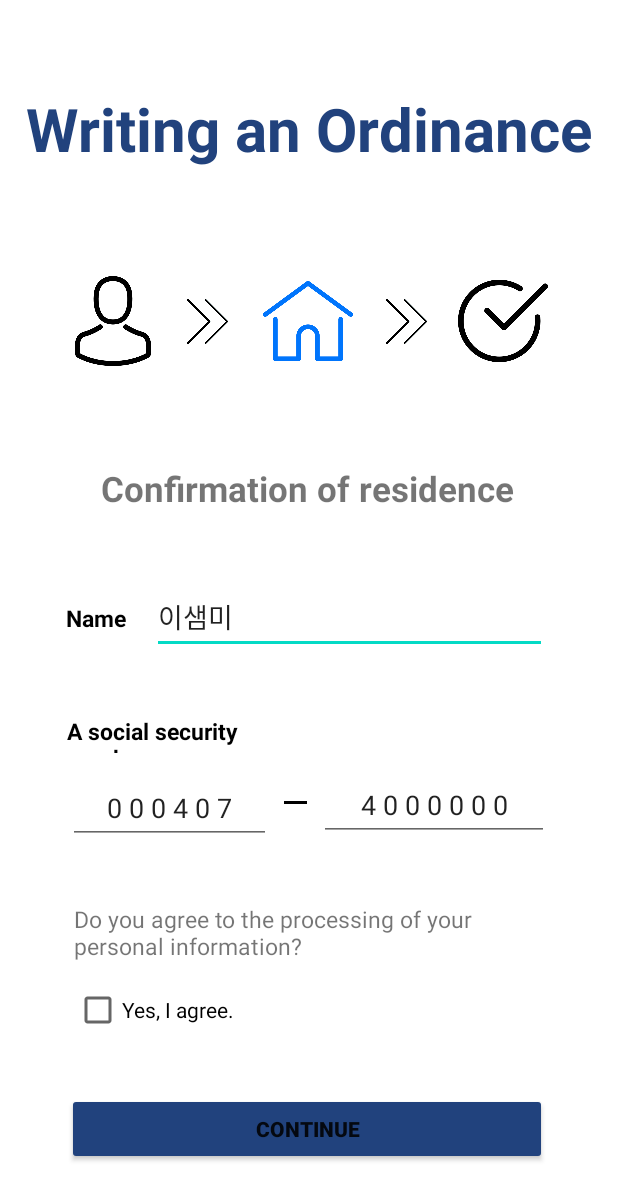
After one commit to saemmilee/Garim, an Android app: the WriteResidenceActivity screen opened directly, with no data from a screen before it, on a phone screen of 412 x 824 dp. The commit adds this screen. Shown: the top 1200 px of the screen. Run offline under Robolectric (Android 15) with nearby library versions, the phone set to English and light mode, and no system bars; 3 statements that could not run were skipped.

Commit message:
add writeOrdinance

```diff
--- a/app/build.gradle
+++ b/app/build.gradle
@@ -9,7 +9,7 @@ android {
 
     defaultConfig {
         applicationId "com.inhatc.garim"
-        minSdkVersion 28
+        minSdkVersion 27
         targetSdkVersion 30
         versionCode 1
         versionName "1.0"
@@ -42,3 +42,7 @@ dependencies {
     //Add LakuePagingButton Library
     implementation 'com.github.lakue119:LakuePagingButton:1.0.0'
 }
+
+task wrapper(type: Wrapper) {
+    gradleVersion = '7.0'
+}
--- a/app/src/main/AndroidManifest.xml
+++ b/app/src/main/AndroidManifest.xml
@@ -22,6 +22,8 @@
         <activity android:name=".MainActivity"></activity>
         <activity android:name=".ElectronicSignatureActivity"></activity>
         <activity android:name=".ApplicationStatusActivity"></activity>
+        <activity android:name=".WriteFidoActivity"></activity>
+        <activity android:name=".WriteResidenceActivity"></activity>
     </application>
 
 </manifest>
--- /dev/null
+++ b/app/src/main/java/com/inhatc/garim/WriteResidenceActivity.java
@@ -0,0 +1,49 @@
+package com.inhatc.garim;
+
+import android.content.Intent;
+import android.os.Bundle;
+import android.view.View;
+import android.widget.Button;
+
+import androidx.fragment.app.FragmentActivity;
+
+public class WriteResidenceActivity extends FragmentActivity {
+
+    @Override
+    protected void onCreate(Bundle savedInstanceState) {
+        super.onCreate(savedInstanceState);
+        setContentView(R.layout.activity_write_residence);
+
+        // Button component
+        Button btnContinue = (Button)findViewById(R.id.btnContinue);
+
+        // WriteFidoActivity에서 보낸 intent를 가져옴
+        Intent get_intent = getIntent();
+
+        // 넘겨온 값
+        String get_radio = get_intent.getExtras().getString("radio");
+        String get_content = get_intent.getExtras().getString("content");
+        String get_reason = get_intent.getExtras().getString("reason");
+
+        // 콘솔 출력
+        System.out.println("WriteResidence_radio: "+ get_radio);
+        System.out.println("WriteResidence_content: " + get_content);
+        System.out.println("WriteResidence_reason: " + get_reason);
+
+        // btnContinue 클릭 이벤트
+        btnContinue.setOnClickListener(new View.OnClickListener() {
+            @Override
+            public void onClick(View view) {
+
+                // btnContinue을 클릭 시, 거주지 인증 진행
+
+                // 거주지 인증 성공
+                // Data 저장
+
+                // 저장
+                // Writer / Data / address1 / address2 / content / reason
+                // certificate / status / term / title / availability
+            }
+        });
+    }
+}
--- /dev/null
+++ b/app/src/main/res/layout/activity_write_residence.xml
@@ -0,0 +1,219 @@
+<?xml version="1.0" encoding="utf-8"?>
+<androidx.constraintlayout.widget.ConstraintLayout xmlns:android="http://schemas.android.com/apk/res/android"
+    xmlns:app="http://schemas.android.com/apk/res-auto"
+    xmlns:tools="http://schemas.android.com/tools"
+    android:layout_width="match_parent"
+    android:layout_height="match_parent"
+    tools:context=".MainActivity">
+
+    <TextView
+        android:id="@+id/textView1"
+        android:layout_width="wrap_content"
+        android:layout_height="wrap_content"
+        android:text="Writing an Ordinance"
+        android:textColor="#21427d"
+        android:textSize="40dp"
+        android:textStyle="bold"
+        app:layout_constraintBottom_toBottomOf="parent"
+        app:layout_constraintEnd_toEndOf="parent"
+        app:layout_constraintStart_toStartOf="parent"
+        app:layout_constraintTop_toTopOf="parent"
+        app:layout_constraintVertical_bias="0.076" />
+
+    <ImageView
+        android:id="@+id/houseimage"
+        android:layout_width="60dp"
+        android:layout_height="60dp"
+        android:src="@drawable/house_color"
+        app:layout_constraintBottom_toBottomOf="parent"
+        app:layout_constraintEnd_toEndOf="parent"
+        app:layout_constraintHorizontal_bias="0.498"
+        app:layout_constraintStart_toStartOf="parent"
+        app:layout_constraintTop_toTopOf="parent"
+        app:layout_constraintVertical_bias="0.241" />
+
+    <ImageView
+        android:id="@+id/checkmarkImage"
+        android:layout_width="60dp"
+        android:layout_height="60dp"
+        android:src="@drawable/checkmark"
+        app:layout_constraintBottom_toBottomOf="parent"
+        app:layout_constraintEnd_toEndOf="parent"
+        app:layout_constraintHorizontal_bias="0.868"
+        app:layout_constraintStart_toStartOf="parent"
+        app:layout_constraintTop_toTopOf="parent"
+        app:layout_constraintVertical_bias="0.241" />
+
+    <ImageView
+        android:id="@+id/arrowsImage1"
+        android:layout_width="30dp"
+        android:layout_height="30dp"
+        android:src="@drawable/two_arrows"
+        app:layout_constraintBottom_toBottomOf="parent"
+        app:layout_constraintEnd_toEndOf="parent"
+        app:layout_constraintHorizontal_bias="0.322"
+        app:layout_constraintStart_toStartOf="parent"
+        app:layout_constraintTop_toTopOf="parent"
+        app:layout_constraintVertical_bias="0.251" />
+
+    <ImageView
+        android:id="@+id/arrowsImage2"
+        android:layout_width="30dp"
+        android:layout_height="30dp"
+        android:src="@drawable/two_arrows"
+        app:layout_constraintBottom_toBottomOf="parent"
+        app:layout_constraintEnd_toEndOf="parent"
+        app:layout_constraintHorizontal_bias="0.671"
+        app:layout_constraintStart_toStartOf="parent"
+        app:layout_constraintTop_toTopOf="parent"
+        app:layout_constraintVertical_bias="0.251" />
+
+    <ImageView
+        android:id="@+id/evatarImage"
+        android:layout_width="60dp"
+        android:layout_height="60dp"
+        android:src="@drawable/avatar"
+        app:layout_constraintBottom_toBottomOf="parent"
+        app:layout_constraintEnd_toEndOf="parent"
+        app:layout_constraintHorizontal_bias="0.128"
+        app:layout_constraintStart_toStartOf="parent"
+        app:layout_constraintTop_toTopOf="parent"
+        app:layout_constraintVertical_bias="0.241" />
+
+    <Button
+        android:id="@+id/btnContinue"
+        android:layout_width="320dp"
+        android:layout_height="wrap_content"
+        android:backgroundTint="#21427d"
+        android:text="CONTINUE"
+        android:textStyle="bold"
+        app:layout_constraintBottom_toBottomOf="parent"
+        app:layout_constraintEnd_toEndOf="parent"
+        app:layout_constraintHorizontal_bias="0.483"
+        app:layout_constraintStart_toStartOf="parent"
+        app:layout_constraintTop_toTopOf="parent"
+        app:layout_constraintVertical_bias="0.939" />
+
+    <EditText
+        android:id="@+id/editTextName"
+        android:layout_width="263dp"
+        android:layout_height="48dp"
+        android:ems="10"
+        android:inputType="textPersonName"
+        android:text="이샘미"
+        app:layout_constraintBottom_toBottomOf="parent"
+        app:layout_constraintEnd_toEndOf="parent"
+        app:layout_constraintHorizontal_bias="0.682"
+        app:layout_constraintStart_toStartOf="parent"
+        app:layout_constraintTop_toTopOf="parent" />
+
+    <TextView
+        android:id="@+id/textView3"
+        android:layout_width="303dp"
+        android:layout_height="40dp"
+        android:text="Confirmation of residence"
+        android:textSize="23dp"
+        android:textStyle="bold"
+        android:gravity="center_horizontal"
+        app:layout_constraintBottom_toBottomOf="parent"
+        app:layout_constraintEnd_toEndOf="parent"
+        app:layout_constraintHorizontal_bias="0.489"
+        app:layout_constraintStart_toStartOf="parent"
+        app:layout_constraintTop_toTopOf="parent"
+        app:layout_constraintVertical_bias="0.395" />
+
+    <TextView
+        android:id="@+id/textView5"
+        android:layout_width="169dp"
+        android:layout_height="25dp"
+        android:text="A social security number"
+        android:textColor="#000000"
+        android:textSize="15dp"
+        android:textStyle="bold"
+        app:layout_constraintBottom_toBottomOf="parent"
+        app:layout_constraintEnd_toEndOf="parent"
+        app:layout_constraintHorizontal_bias="0.185"
+        app:layout_constraintStart_toStartOf="parent"
+        app:layout_constraintTop_toTopOf="parent"
+        app:layout_constraintVertical_bias="0.597" />
+
+    <TextView
+        android:id="@+id/textView6"
+        android:layout_width="316dp"
+        android:layout_height="45dp"
+        android:text="Do you agree to the processing of your personal information?"
+        android:textSize="15dp"
+        app:layout_constraintBottom_toBottomOf="parent"
+        app:layout_constraintEnd_toEndOf="parent"
+        app:layout_constraintHorizontal_bias="0.515"
+        app:layout_constraintStart_toStartOf="parent"
+        app:layout_constraintTop_toTopOf="parent"
+        app:layout_constraintVertical_bias="0.773" />
+
+    <CheckBox
+        android:id="@+id/checkBox"
+        android:layout_width="109dp"
+        android:layout_height="48dp"
+        android:text="Yes, I agree."
+        app:layout_constraintBottom_toBottomOf="parent"
+        app:layout_constraintEnd_toEndOf="parent"
+        app:layout_constraintHorizontal_bias="0.162"
+        app:layout_constraintStart_toStartOf="parent"
+        app:layout_constraintTop_toTopOf="parent"
+        app:layout_constraintVertical_bias="0.837" />
+
+    <EditText
+        android:id="@+id/editTextNumber"
+        android:layout_width="153dp"
+        android:layout_height="48dp"
+        android:ems="10"
+        android:text="4 0 0 0 0 0 0"
+        android:textAlignment="center"
+        app:layout_constraintBottom_toBottomOf="parent"
+        app:layout_constraintEnd_toEndOf="parent"
+        app:layout_constraintHorizontal_bias="0.821"
+        app:layout_constraintStart_toStartOf="parent"
+        app:layout_constraintTop_toTopOf="parent"
+        app:layout_constraintVertical_bias="0.661" />
+
+    <ImageView
+        android:id="@+id/dashImage"
+        android:layout_width="15dp"
+        android:layout_height="15dp"
+        android:src="@drawable/dash"
+        app:layout_constraintBottom_toBottomOf="parent"
+        app:layout_constraintEnd_toEndOf="parent"
+        app:layout_constraintHorizontal_bias="0.477"
+        app:layout_constraintStart_toStartOf="parent"
+        app:layout_constraintTop_toTopOf="parent"
+        app:layout_constraintVertical_bias="0.652" />
+
+    <EditText
+        android:id="@+id/editTextBirth"
+        android:layout_width="135dp"
+        android:layout_height="48dp"
+        android:ems="10"
+        android:text="0 0 0 4 0 7"
+        android:textAlignment="center"
+        app:layout_constraintBottom_toBottomOf="parent"
+        app:layout_constraintEnd_toEndOf="parent"
+        app:layout_constraintHorizontal_bias="0.163"
+        app:layout_constraintStart_toStartOf="parent"
+        app:layout_constraintTop_toTopOf="parent"
+        app:layout_constraintVertical_bias="0.663" />
+
+    <TextView
+        android:id="@+id/textView4"
+        android:layout_width="42dp"
+        android:layout_height="21dp"
+        android:text="Name"
+        android:textColor="#000000"
+        android:textSize="15dp"
+        android:textStyle="bold"
+        app:layout_constraintBottom_toBottomOf="parent"
+        app:layout_constraintEnd_toEndOf="parent"
+        app:layout_constraintHorizontal_bias="0.119"
+        app:layout_constraintStart_toStartOf="parent"
+        app:layout_constraintTop_toTopOf="parent" />
+
+</androidx.constraintlayout.widget.ConstraintLayout>
--- a/app/src/main/res/layout/fragment_apply.xml
+++ b/app/src/main/res/layout/fragment_apply.xml
@@ -36,6 +36,7 @@
         </LinearLayout>
 
         <RadioGroup
+            android:id="@+id/radioGroup"
             android:layout_width="match_parent"
             android:layout_height="wrap_content"
             android:layout_margin="20dp"
```
Also changed, not shown: app/src/main/java/com/inhatc/garim/ApplyFragment.java (+54 -1 lines), app/src/main/java/com/inhatc/garim/WriteFidoActivity.java (added, +53 -0 lines), app/src/main/res/layout/activity_write_fido.xml (added, +149 -0 lines), app/gradle/wrapper/gradle-wrapper.properties (added), 3 other files.
